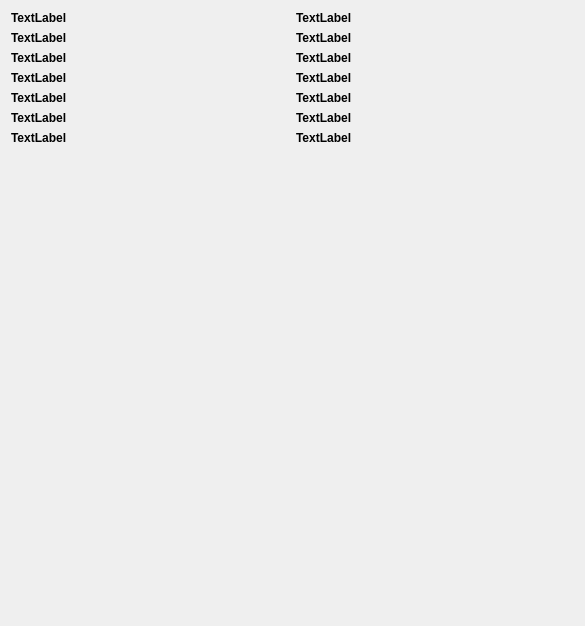
PavelMr/skytechx2, file skytechx2/debug/debugwidget.ui: the form before one commit.
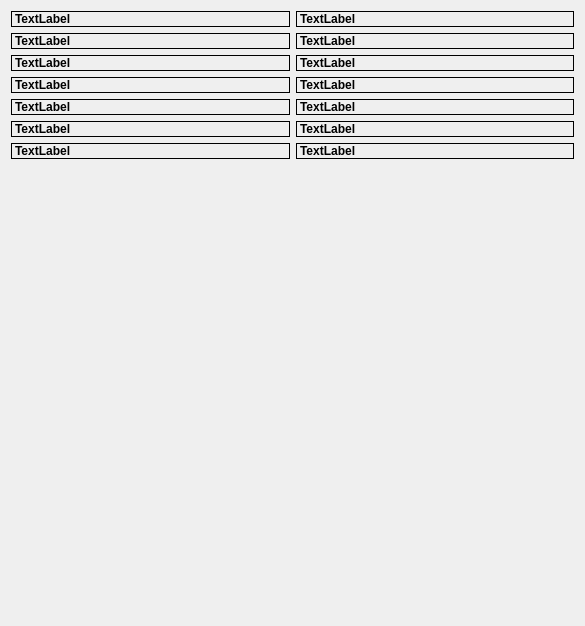
The form after the commit.

Diff of the .ui file:
```diff
--- a/skytechx2/debug/debugwidget.ui
+++ b/skytechx2/debug/debugwidget.ui
@@ -43,6 +43,9 @@
          <bold>true</bold>
         </font>
        </property>
+       <property name="frameShape">
+        <enum>QFrame::Box</enum>
+       </property>
        <property name="text">
         <string>TextLabel</string>
        </property>
@@ -56,6 +59,9 @@
          <bold>true</bold>
         </font>
        </property>
+       <property name="frameShape">
+        <enum>QFrame::Box</enum>
+       </property>
        <property name="text">
         <string>TextLabel</string>
        </property>
@@ -69,6 +75,9 @@
          <bold>true</bold>
         </font>
        </property>
+       <property name="frameShape">
+        <enum>QFrame::Box</enum>
+       </property>
        <property name="text">
         <string>TextLabel</string>
        </property>
@@ -82,6 +91,9 @@
          <bold>true</bold>
         </font>
        </property>
+       <property name="frameShape">
+        <enum>QFrame::Box</enum>
+       </property>
        <property name="text">
         <string>TextLabel</string>
        </property>
@@ -95,6 +107,9 @@
          <bold>true</bold>
         </font>
        </property>
+       <property name="frameShape">
+        <enum>QFrame::Box</enum>
+       </property>
        <property name="text">
         <string>TextLabel</string>
        </property>
@@ -108,6 +123,9 @@
          <bold>true</bold>
         </font>
        </property>
+       <property name="frameShape">
+        <enum>QFrame::Box</enum>
+       </property>
        <property name="text">
         <string>TextLabel</string>
        </property>
@@ -121,6 +139,9 @@
          <bold>true</bold>
         </font>
        </property>
+       <property name="frameShape">
+        <enum>QFrame::Box</enum>
+       </property>
        <property name="text">
         <string>TextLabel</string>
        </property>
@@ -134,6 +155,9 @@
          <bold>true</bold>
         </font>
        </property>
+       <property name="frameShape">
+        <enum>QFrame::Box</enum>
+       </property>
        <property name="text">
         <string>TextLabel</string>
        </property>
@@ -147,6 +171,9 @@
          <bold>true</bold>
         </font>
        </property>
+       <property name="frameShape">
+        <enum>QFrame::Box</enum>
+       </property>
        <property name="text">
         <string>TextLabel</string>
        </property>
@@ -160,6 +187,9 @@
          <bold>true</bold>
         </font>
        </property>
+       <property name="frameShape">
+        <enum>QFrame::Box</enum>
+       </property>
        <property name="text">
         <string>TextLabel</string>
        </property>
@@ -173,6 +203,9 @@
          <bold>true</bold>
         </font>
        </property>
+       <property name="frameShape">
+        <enum>QFrame::Box</enum>
+       </property>
        <property name="text">
         <string>TextLabel</string>
        </property>
@@ -186,6 +219,9 @@
          <bold>true</bold>
         </font>
        </property>
+       <property name="frameShape">
+        <enum>QFrame::Box</enum>
+       </property>
        <property name="text">
         <string>TextLabel</string>
        </property>
@@ -199,6 +235,9 @@
          <bold>true</bold>
         </font>
        </property>
+       <property name="frameShape">
+        <enum>QFrame::Box</enum>
+       </property>
        <property name="text">
         <string>TextLabel</string>
        </property>
@@ -212,6 +251,9 @@
          <bold>true</bold>
         </font>
        </property>
+       <property name="frameShape">
+        <enum>QFrame::Box</enum>
+       </property>
        <property name="text">
         <string>TextLabel</string>
        </property>
```
Left out of the diff: 42 changed lines with no effect on the pictures.
